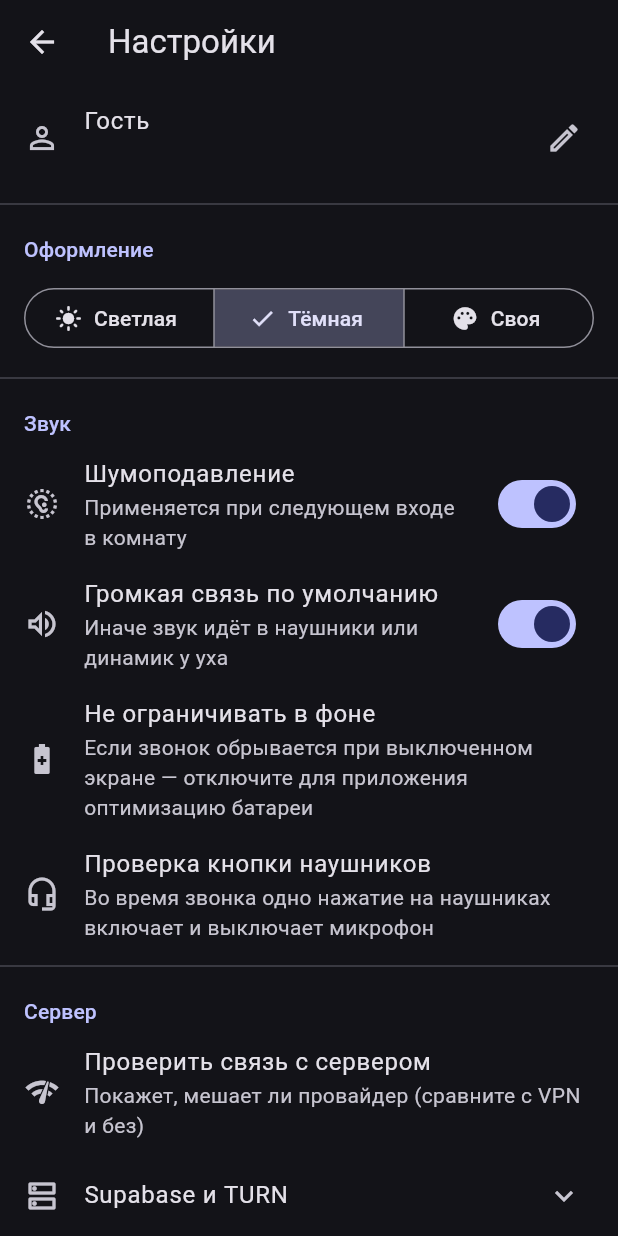
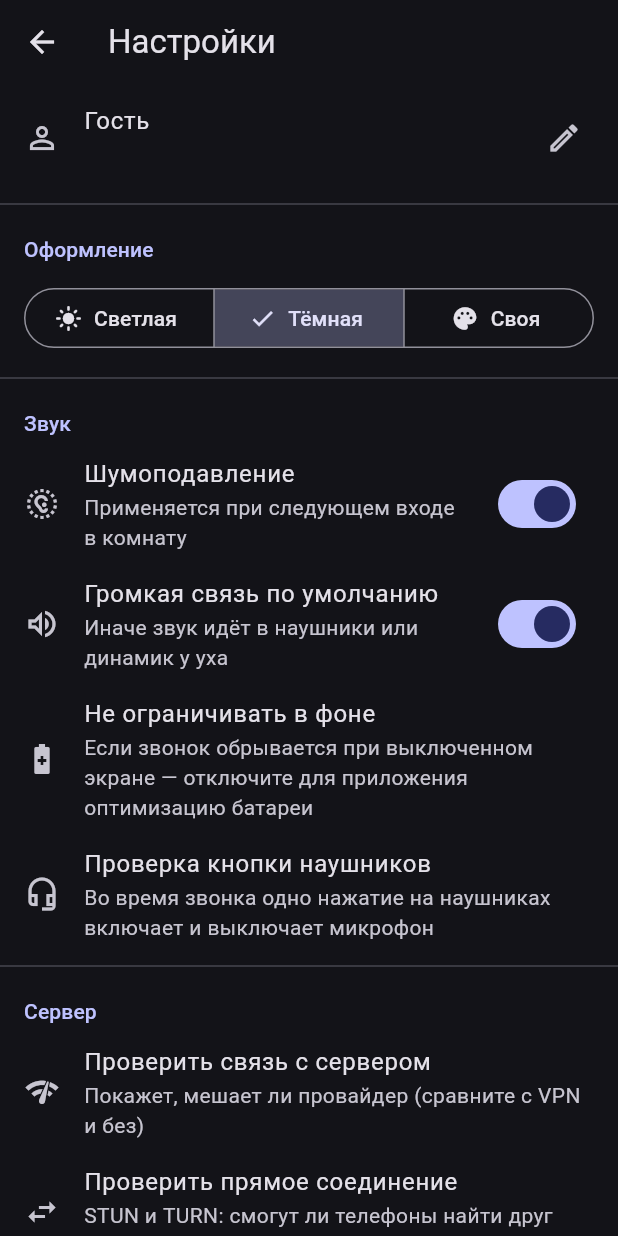
Before and after one commit to NixSov/EXP1, a Flutter app: the SettingsScreen screen opened directly, after a tap on "Светлая", after a tap on "Тёмная", on a phone screen of 412 x 824 dp. Run offline on Flutter 3.47's test engine with Material 3 defaults, Android fonts, the phone set to English and light mode, and no system bars; our stand-ins replace app_links, image_picker, shared_preferences, supabase_flutter; missing offline and left inert: flutter_webrtc; accounts and stored records are empty; network calls fail.

Commit message:
Shronshiki: direct-connection check, Russian STUN fallbacks
Add Yandex, Sipnet and Cloudflare STUN servers next to Google, a
"Проверить прямое соединение" check that reports which STUN servers
return a public address and whether TURN works, and clearer per-peer
connection states on participant tiles.

Co-Authored-By: Claude Opus 5.5 <noreply@anthropic.com>
Claude-Session: https://claude.ai/code/session_01PchszJdc5DMBqEGoS1e2GB

```diff
--- a/Shronshiki/lib/config.dart
+++ b/Shronshiki/lib/config.dart
@@ -20,18 +20,24 @@ class AppConfig {
   final String turnUsername;
   final String turnCredential;
 
-  static const _stunUrls = [
-    'stun:stun.l.google.com:19302',
-    'stun:stun1.l.google.com:19302',
-  ];
+  /// STUN-серверы: через них телефон узнаёт свой внешний адрес. Кроме Google —
+  /// российские (Яндекс, Sipnet) на случай, если зарубежные недоступны без VPN.
+  static const stunServers = {
+    'Google': 'stun:stun.l.google.com:19302',
+    'Яндекс': 'stun:stun.rtc.yandex.net:3478',
+    'Sipnet': 'stun:stun.sipnet.ru:3478',
+    'Cloudflare': 'stun:stun.cloudflare.com:3478',
+  };
+
+  bool get hasTurn => turnUrls.isNotEmpty && turnUsername.isNotEmpty;
 
   bool get isConfigured =>
       supabaseUrl.startsWith('http') && supabaseAnonKey.isNotEmpty;
 
   /// Список ICE-серверов для RTCPeerConnection.
   List<Map<String, dynamic>> get iceServers => [
-        {'urls': _stunUrls},
-        if (turnUrls.isNotEmpty && turnUsername.isNotEmpty)
+        {'urls': stunServers.values.toList()},
+        if (hasTurn)
           {
             'urls': turnUrls,
             'username': turnUsername,
--- a/Shronshiki/lib/screens/settings_screen.dart
+++ b/Shronshiki/lib/screens/settings_screen.dart
@@ -8,6 +8,7 @@ import '../app_state.dart';
 import '../services/background_call.dart';
 import '../services/call_session.dart';
 import '../services/diagnostics.dart';
+import '../services/ice_check.dart';
 import '../services/theme_settings.dart';
 import '../widgets/color_picker_dialog.dart';
 import 'errors.dart';
@@ -55,14 +56,21 @@ class _SettingsScreenState extends State<SettingsScreen> {
     }
   }
 
-  Future<void> _runDiagnostics() async {
+  Future<void> _runDiagnostics() => _runCheck('Проверка связи', Diagnostics.run);
+
+  Future<void> _runIceCheck() => _runCheck('Прямое соединение', IceCheck.run);
+
+  Future<void> _runCheck(
+    String title,
+    Future<List<DiagResult>> Function(void Function(List<DiagResult>) onProgress) runner,
+  ) async {
     final results = ValueNotifier<List<DiagResult>>([]);
     final done = ValueNotifier(false);
-    Diagnostics.run((r) => results.value = r).whenComplete(() => done.value = true);
+    runner((r) => results.value = r).whenComplete(() => done.value = true);
     await showDialog<void>(
       context: context,
       builder: (context) => AlertDialog(
-        title: const Text('Проверка связи'),
+        title: Text(title),
         content: ListenableBuilder(
           listenable: Listenable.merge([results, done]),
           builder: (context, _) => Column(
@@ -345,6 +353,12 @@ class _SettingsScreenState extends State<SettingsScreen> {
               subtitle: const Text('Покажет, мешает ли провайдер (сравните с VPN и без)'),
               onTap: _runDiagnostics,
             ),
+            ListTile(
+              leading: const Icon(Icons.swap_horiz),
+              title: const Text('Проверить прямое соединение'),
+              subtitle: const Text('STUN и TURN: смогут ли телефоны найти друг друга'),
+              onTap: _runIceCheck,
+            ),
             ExpansionTile(
               leading: const Icon(Icons.dns_outlined),
               title: const Text('Supabase и TURN'),
--- /dev/null
+++ b/Shronshiki/lib/services/ice_check.dart
@@ -0,0 +1,83 @@
+import 'dart:async';
+
+import 'package:flutter_webrtc/flutter_webrtc.dart';
+
+import '../app_state.dart';
+import '../config.dart';
+import 'diagnostics.dart';
+
+/// Проверка прямого соединения: какие STUN-серверы сообщают телефону его
+/// внешний адрес и работает ли TURN. Без внешнего адреса телефоны за NAT
+/// мобильного оператора не найдут друг друга.
+class IceCheck {
+  static Future<List<DiagResult>> run(void Function(List<DiagResult>) onProgress) async {
+    final results = <DiagResult>[];
+    void add(DiagResult r) {
+      results.add(r);
+      onProgress(List.of(results));
+    }
+
+    for (final entry in AppConfig.stunServers.entries) {
+      final types = await _gather([
+        {'urls': entry.value},
+      ]);
+      final ok = types.contains('srflx');
+      add(DiagResult(
+        'STUN ${entry.key}',
+        ok: ok,
+        detail: ok ? 'внешний адрес получен' : 'не ответил (${entry.value.replaceFirst('stun:', '')})',
+      ));
+    }
+
+    final config = AppState.instance.config;
+    if (config.hasTurn) {
+      final types = await _gather([
+        {'urls': config.turnUrls, 'username': config.turnUsername, 'credential': config.turnCredential},
+      ], relayOnly: true);
+      final ok = types.contains('relay');
+      add(DiagResult('TURN', ok: ok, detail: ok ? 'работает' : 'не отвечает или неверный логин/пароль'));
+    } else {
+      add(DiagResult('TURN', ok: false, detail: 'не настроен (Настройки → Сервер → Supabase и TURN)'));
+    }
+    return results;
+  }
+
+  /// Собирает ICE-кандидаты и возвращает их типы: host, srflx, relay.
+  static Future<Set<String>> _gather(
+    List<Map<String, dynamic>> servers, {
+    bool relayOnly = false,
+  }) async {
+    final types = <String>{};
+    RTCPeerConnection? pc;
+    try {
+      pc = await createPeerConnection({
+        'iceServers': servers,
+        'sdpSemantics': 'unified-plan',
+        if (relayOnly) 'iceTransportPolicy': 'relay',
+      });
+      final done = Completer<void>();
+      pc.onIceCandidate = (c) {
+        final match = RegExp(r' typ (\w+)').firstMatch(c.candidate ?? '');
+        if (match != null) types.add(match.group(1)!);
+        if (types.contains(relayOnly ? 'relay' : 'srflx') && !done.isCompleted) done.complete();
+      };
+      pc.onIceGatheringState = (state) {
+        if (state == RTCIceGatheringState.RTCIceGatheringStateComplete && !done.isCompleted) {
+          done.complete();
+        }
+      };
+      await pc.addTransceiver(
+        kind: RTCRtpMediaType.RTCRtpMediaTypeAudio,
+        init: RTCRtpTransceiverInit(direction: TransceiverDirection.RecvOnly),
+      );
+      final offer = await pc.createOffer({});
+      await pc.setLocalDescription(offer);
+      await done.future.timeout(const Duration(seconds: 6), onTimeout: () {});
+    } catch (_) {
+      // Ошибка создания соединения — считаем, что кандидатов нет.
+    } finally {
+      await pc?.close();
+    }
+    return types;
+  }
+}
```
Also changed, not shown: Shronshiki/lib/screens/room_screen.dart (+8 -3 lines).
